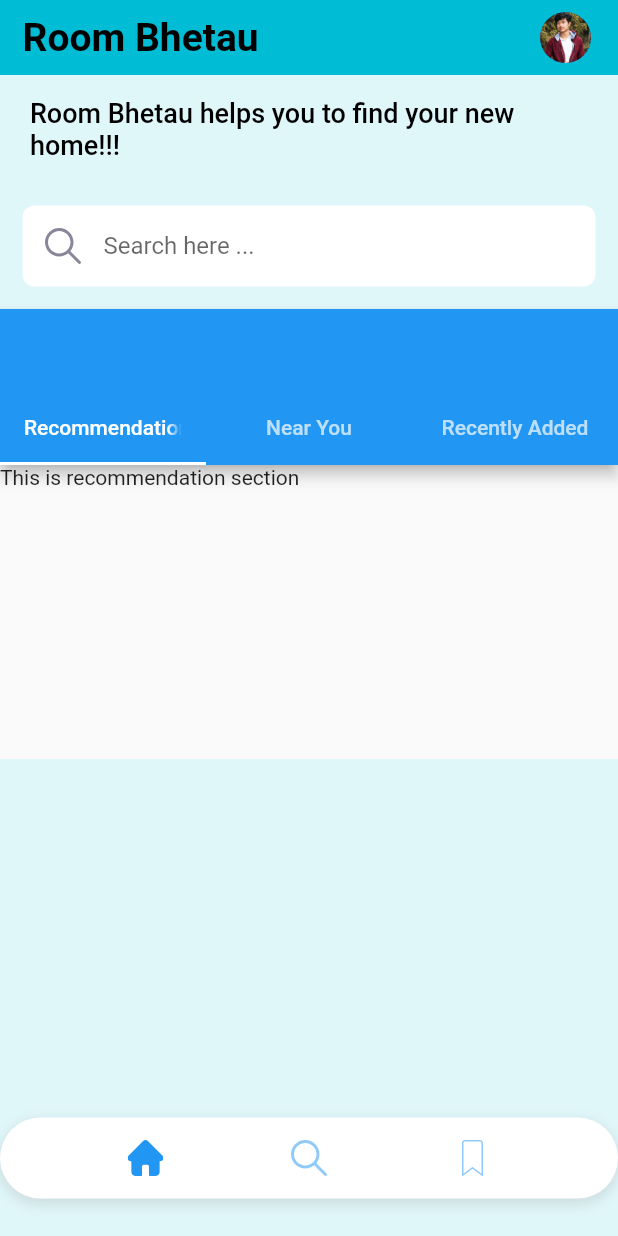
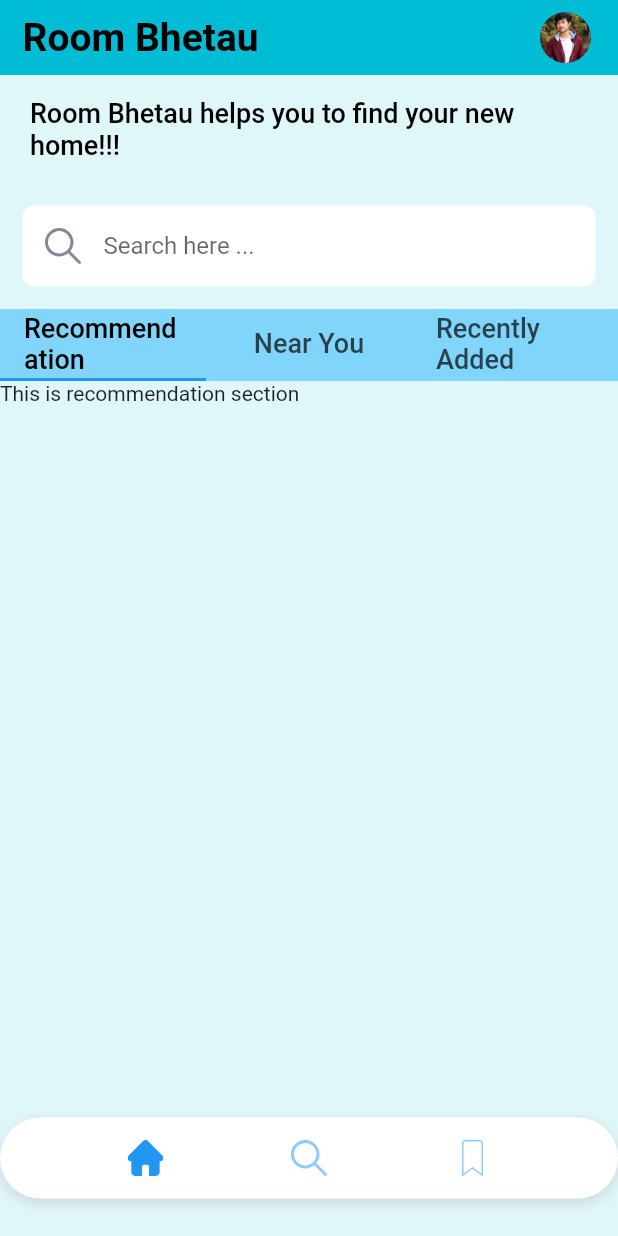
Before and after one commit to Cyantosh0/learn_flutter, a Flutter app: the screen it shows after launch, on a phone screen of 412 x 824 dp. Run offline on Flutter 3.47's test engine with Material 2 defaults, Android fonts, the phone set to English and light mode, and no system bars; our stand-ins replace flutter_svg.

Commit message:
Add stylings to Tab

```diff
--- a/lib/src/screens/home/widgets/catagories.dart
+++ b/lib/src/screens/home/widgets/catagories.dart
@@ -4,21 +4,19 @@ class Catagories extends StatelessWidget {
   @override
   Widget build(BuildContext context) {
     return Container(
-      height: 300,
+      height: 200,
       width: double.infinity,
       child: DefaultTabController(
         length: 3,
         child: Scaffold(
-          appBar: AppBar(
-              bottom: new TabBar(
-            tabs: [
-              Tab(text: "Recommendation"),
-              Tab(text: "Near You"),
-              Tab(text: "Recently Added"),
-            ],
-          )),
+          backgroundColor: Colors.lightBlue[200],
+          appBar: new TabBar(labelColor: Colors.black, tabs: [
+            MyTab(title: 'Recommendation'),
+            MyTab(title: 'Near You'),
+            MyTab(title: 'Recently Added')
+          ]),
           body: TabBarView(
-            children: [Recommendations(), Recommendations(), Recommendations()],
+            children: [Recommendations(), NearYou(), RecentlyAdded()],
           ),
         ),
       ),
@@ -26,11 +24,47 @@ class Catagories extends StatelessWidget {
   }
 }
 
+class MyTab extends StatelessWidget {
+  final String title;
+  MyTab({required this.title});
+
+  @override
+  Widget build(BuildContext context) {
+    return Tab(
+        child: Text(this.title,
+            style: TextStyle(fontWeight: FontWeight.w500, fontSize: 18)));
+  }
+}
+
 class Recommendations extends StatelessWidget {
   @override
   Widget build(BuildContext context) {
     return Container(
+      color: Colors.cyan[50],
+      height: 50,
       child: Text('This is recommendation section'),
     );
   }
 }
+
+class NearYou extends StatelessWidget {
+  @override
+  Widget build(BuildContext context) {
+    return Container(
+      color: Colors.cyan[50],
+      height: 50,
+      child: Text('This is near you section'),
+    );
+  }
+}
+
+class RecentlyAdded extends StatelessWidget {
+  @override
+  Widget build(BuildContext context) {
+    return Container(
+      color: Colors.cyan[50],
+      height: 50,
+      child: Text('This is recently added section'),
+    );
+  }
+}
```
